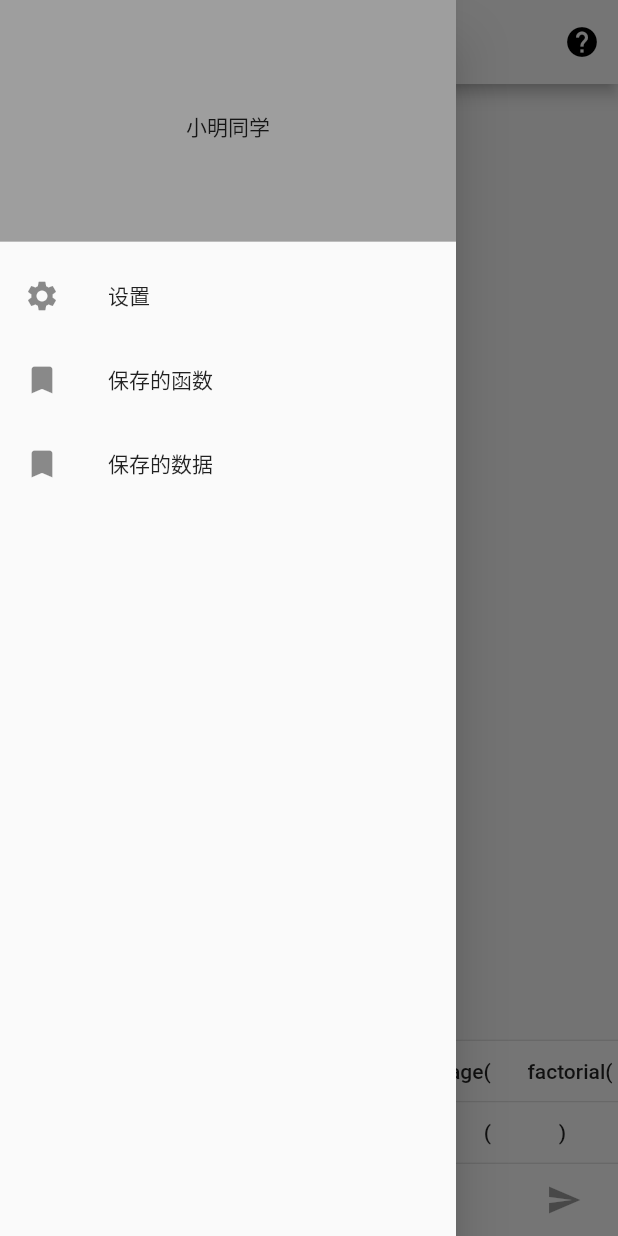
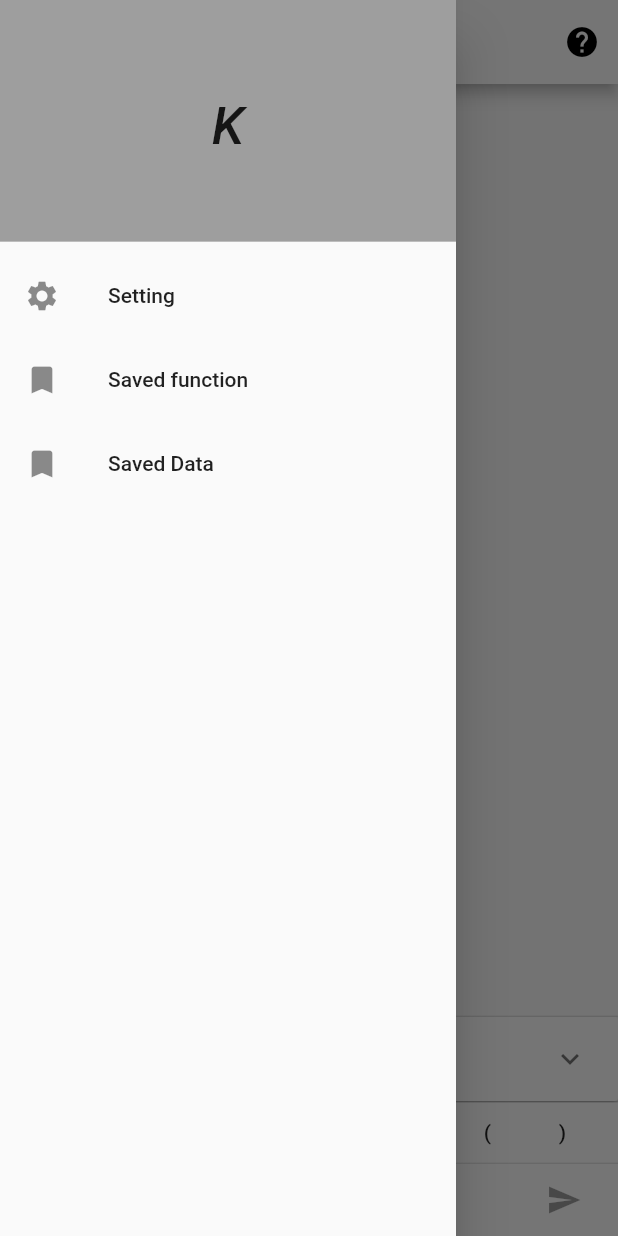
Before and after one commit to spadekmit/Flutter_Calculate, a Flutter app: the screen it shows after launch, with the side drawer open, on a phone screen of 412 x 824 dp. Run offline on Flutter 3.47's test engine with Material 2 defaults, Android fonts, the phone set to English and light mode, and no system bars.

Commit message:
开始国际化

```diff
--- a/lib/View/myview.dart
+++ b/lib/View/myview.dart
@@ -3,6 +3,8 @@ import 'package:flutter/services.dart';
 import 'package:xiaoming/data/data.dart';
 import 'package:flutter/cupertino.dart';
 import 'package:xiaoming/command/Matrix.dart';
+import 'package:flutter_localizations/flutter_localizations.dart';
+import 'package:xiaoming/language/xiaomingLocalizations.dart';
 
 ///单个输出文本的视图
 class TextView extends StatelessWidget {
@@ -132,7 +134,7 @@ class _SettingRouteState extends State<SettingRoute> {
   Widget build(BuildContext context) {
     return Scaffold(
       appBar: AppBar(
-        title: const Text('设置'),
+        title: Text(XiaomingLocalizations.of(context).Setting),
       ),
       body: ListView(
         children: <Widget>[
@@ -144,7 +146,7 @@ class _SettingRouteState extends State<SettingRoute> {
                 child: new Row(
                   children: <Widget>[
                     Expanded(
-                      child: Text('显示小数位数'),
+                      child: Text(XiaomingLocalizations.of(context).decimal_digits),
                     ),
                     Text(fixedNum.toString()),
                     CupertinoSlider(
@@ -170,9 +172,9 @@ class _SettingRouteState extends State<SettingRoute> {
               child: new Row(
                 children: <Widget>[
                   Expanded(
-                    child: Text('内置函数快捷输入显示方式'),
+                    child: Text(XiaomingLocalizations.of(context).MethodButtonsView),
                   ),
-                  Text('横轴'),
+                  Text(XiaomingLocalizations.of(context).Horizontal),
                   Switch(
                     value: isHorizontalBottons,
                     onChanged: (newValue) {
--- a/lib/data/data.dart
+++ b/lib/data/data.dart
@@ -8,7 +8,7 @@ Map<String, num> dbs = new Map(); //存储浮点数变量
 
 Map<String, List<List<num>>> matrixs = new Map(); //存储矩阵变量
 double fixedNum=6.0; //存储小数位值
-bool isHorizontalBottons = true;
+bool isHorizontalBottons = false;
 List<UserFunction> userFunctions = [];
 var UFtemp = new Map();
 
--- /dev/null
+++ b/lib/language/xiaomingLocalizations.dart
@@ -0,0 +1,94 @@
+import 'package:flutter/foundation.dart';
+import 'package:flutter_localizations/flutter_localizations.dart';
+import 'package:flutter/material.dart';
+import 'dart:async';
+
+
+class XiaomingLocalizations {
+
+  final Locale locale;
+
+  XiaomingLocalizations(this.locale);
+
+  static Map<String, Map<String, String>> _localizedValues={
+    'en' : {
+      'AppName' : 'Account clerk',
+      'Built-in function' : 'Built-in function',
+      'Setting' : 'Setting',
+      'Saved function' : 'Saved function',
+      'Saved Data' : 'Saved Data',
+      'InputHint' : 'Input command',
+      'decimal digits' : 'decimal digits',
+      'MethodButtonsView' : 'Built-in function shortcut input',
+      'Horizontal' : 'isHorizontal',
+    },
+    'zh' : {
+      'AppName' : '计算小秘书',
+      'Built-in function': '内置的函数',
+      'Setting' : '设置',
+      'Saved function' : '保存的函数',
+      'Saved Data' : '保存的数据',
+      'InputHint' : '输入命令',
+      'decimal digits' : '小数保留位数',
+      'MethodButtonsView' : '内置函数快捷输入栏显示方式',
+      'Horizontal' : '水平'
+    }
+  };
+
+  get AppName{
+    return _localizedValues[locale.languageCode]['AppName'];
+  }
+  get Built_in_function{
+    return _localizedValues[locale.languageCode]['Built-in function'];
+  }
+  get Setting{
+    return _localizedValues[locale.languageCode]['Setting'];
+  }
+  get Saved_function{
+    return _localizedValues[locale.languageCode]['Saved function'];
+  }
+  get Saved_Data{
+    return _localizedValues[locale.languageCode]['Saved Data'];
+  }
+  get InputHint{
+    return _localizedValues[locale.languageCode]['InputHint'];
+  }
+  get decimal_digits{
+    return _localizedValues[locale.languageCode]['decimal digits'];
+  }
+  get MethodButtonsView{
+    return _localizedValues[locale.languageCode]['MethodButtonsView'];
+  }
+  get Horizontal{
+    return _localizedValues[locale.languageCode]['Horizontal'];
+  }
+
+  static XiaomingLocalizations of(BuildContext context){
+    return Localizations.of(context, XiaomingLocalizations);
+  }
+}
+
+class XiaomingLocalizationsDelegate extends LocalizationsDelegate<XiaomingLocalizations>{
+  const XiaomingLocalizationsDelegate();
+
+  @override
+  bool isSupported(Locale locale) {
+    // TODO: implement isSupported
+    return ['en', 'zh'].contains(locale.languageCode);
+  }
+
+  @override
+  Future<XiaomingLocalizations> load(Locale locale) {
+    // TODO: implement load
+    return new SynchronousFuture<XiaomingLocalizations>(new XiaomingLocalizations(locale));
+  }
+
+  @override
+  bool shouldReload(LocalizationsDelegate<XiaomingLocalizations> old) {
+    // TODO: implement shouldReload
+    return false;
+  }
+
+  static XiaomingLocalizationsDelegate delegate = const XiaomingLocalizationsDelegate();
+
+}
--- a/lib/main.dart
+++ b/lib/main.dart
@@ -2,6 +2,8 @@ import 'package:flutter/material.dart';
 import 'package:xiaoming/command/handleCommand.dart';
 import 'package:xiaoming/View/myview.dart';
 import 'package:xiaoming/data/data.dart';
+import 'package:flutter_localizations/flutter_localizations.dart';
+import 'package:xiaoming/language/xiaomingLocalizations.dart';
 
 void main() => runApp(new MyApp());
 
@@ -9,7 +11,18 @@ class MyApp extends StatelessWidget {
   @override
   Widget build(BuildContext context) {
     return new MaterialApp(
-      title: '小明同学',
+      localizationsDelegates: [
+        GlobalMaterialLocalizations.delegate,
+        GlobalWidgetsLocalizations.delegate,
+        XiaomingLocalizationsDelegate.delegate,
+      ],
+      supportedLocales: [
+        const Locale('en', 'US'),
+        const Locale('zh', 'CH'),
+      ],
+      onGenerateTitle: (context) {
+        return XiaomingLocalizations.of(context).AppName;
+      },
       theme: new ThemeData(
         primaryColor: Colors.white, //使用白色的颜色主题
       ),
@@ -37,38 +50,43 @@ class TextScreenState extends State<TextScreen> with TickerProviderStateMixin {
   }
 
   @override
-  Widget build(BuildContext context){
+  Widget build(BuildContext context) {
     return new Scaffold(
         drawer: new Drawer(
           child: new ListView(
+            padding: EdgeInsets.all(0.0),
             children: <Widget>[
               DrawerHeader(
                   decoration: BoxDecoration(
                     color: Colors.grey,
                   ),
                   child: new Center(
-                    child: new Text('小明同学'),
+                    child: new Text(
+                      'K',
+                      style: TextStyle(
+                          fontSize: 35.0, fontStyle: FontStyle.italic),
+                    ),
                   )),
               ListTile(
                 leading: Icon(Icons.settings),
-                title: Text('设置'),
+                title: Text(XiaomingLocalizations.of(context).Setting),
                 onTap: () => settingRoute(context),
               ),
               ListTile(
                 leading: Icon(Icons.bookmark),
-                title: Text('保存的函数'),
+                title: Text(XiaomingLocalizations.of(context).Saved_function),
                 onTap: () => methodRoute(context),
               ),
               ListTile(
                 leading: Icon(Icons.bookmark),
-                title: Text('保存的数据'),
+                title: Text(XiaomingLocalizations.of(context).Saved_Data),
                 onTap: () => dataRoute(context),
               ),
             ],
           ),
         ),
         appBar: new AppBar(
-          title: new Text('小明同学'),
+          title: new Text(XiaomingLocalizations.of(context).AppName),
           actions: <Widget>[
             new IconButton(
               icon: new Icon(Icons.help),
@@ -121,8 +139,7 @@ class TextScreenState extends State<TextScreen> with TickerProviderStateMixin {
   Widget _buildMethodButtons() {
     Widget buttonsH;
     Widget buttonsV;
-    buttonsV = new Card(
-        child: new ExpansionPanelList(
+    buttonsV = new ExpansionPanelList(
       expansionCallback: (int i, bool b) => setState(() {
             isExpanded = !isExpanded;
           }),
@@ -130,7 +147,8 @@ class TextScreenState extends State<TextScreen> with TickerProviderStateMixin {
         new ExpansionPanel(
           headerBuilder: (context, isExpanded) {
             return new ListTile(
-              leading: new Text('内置的函数',
+              leading: new Text(
+                  XiaomingLocalizations.of(context).Built_in_function,
                   style: TextStyle(fontSize: 18.0, color: Colors.deepOrange)),
             );
           },
@@ -188,7 +206,7 @@ class TextScreenState extends State<TextScreen> with TickerProviderStateMixin {
           ),
         ),
       ],
-    ));
+    );
     buttonsH = new LimitedBox(
       maxHeight: 40.0,
       child: new ListView(
@@ -267,12 +285,13 @@ class TextScreenState extends State<TextScreen> with TickerProviderStateMixin {
   Widget _buildTextComposer(BuildContext context) {
     return new IconTheme(
         data: new IconThemeData(color: Theme.of(context).accentColor),
+        child: new SafeArea(
             child: new Container(
                 margin: const EdgeInsets.symmetric(horizontal: 8.0),
                 child: new Row(children: <Widget>[
                   new Flexible(
                       child: new Container(
-                      margin: new EdgeInsets.only(left: 25.0),
+                          margin: new EdgeInsets.only(left: 15.0),
                           child: new TextField(
                             focusNode: _textFocusNode,
                             maxLines: null,
@@ -284,19 +303,21 @@ class TextScreenState extends State<TextScreen> with TickerProviderStateMixin {
                             },
                             onSubmitted: (String text) =>
                                 _handleSubmitted(context, text),
-                        decoration:
-                            new InputDecoration.collapsed(hintText: '输入命令'),
+                            decoration: new InputDecoration.collapsed(
+                                hintText: XiaomingLocalizations.of(context)
+                                    .InputHint),
                           ))),
                   new Container(
                     margin: new EdgeInsets.symmetric(horizontal: 4.0),
                     child: new IconButton(
                       icon: new Icon(Icons.send),
                       onPressed: _isComposing
-                      ? () => _handleSubmitted(context, _textController.text)
+                          ? () =>
+                              _handleSubmitted(context, _textController.text)
                           : null,
                     ),
                   )
-            ])));
+                ]))));
   }
 
   ///处理发送按钮的点击事件
@@ -360,6 +381,8 @@ class TextScreenState extends State<TextScreen> with TickerProviderStateMixin {
 }
 
 class TextScreen extends StatefulWidget {
+  TextScreen({Key key}) : super(key: key);
+
   @override
-  State createState() => new TextScreenState();
+  TextScreenState createState() => new TextScreenState();
 }
--- a/pubspec.yaml
+++ b/pubspec.yaml
@@ -14,6 +14,8 @@ environment:
 
 dependencies:
   flutter:
+    sdk: flutter
+  flutter_localizations:
     sdk: flutter
 
   path_provider: ^0.4.1
```
Also changed, not shown: pubspec.lock. Lines whose indentation alone changed are shown as unchanged.
